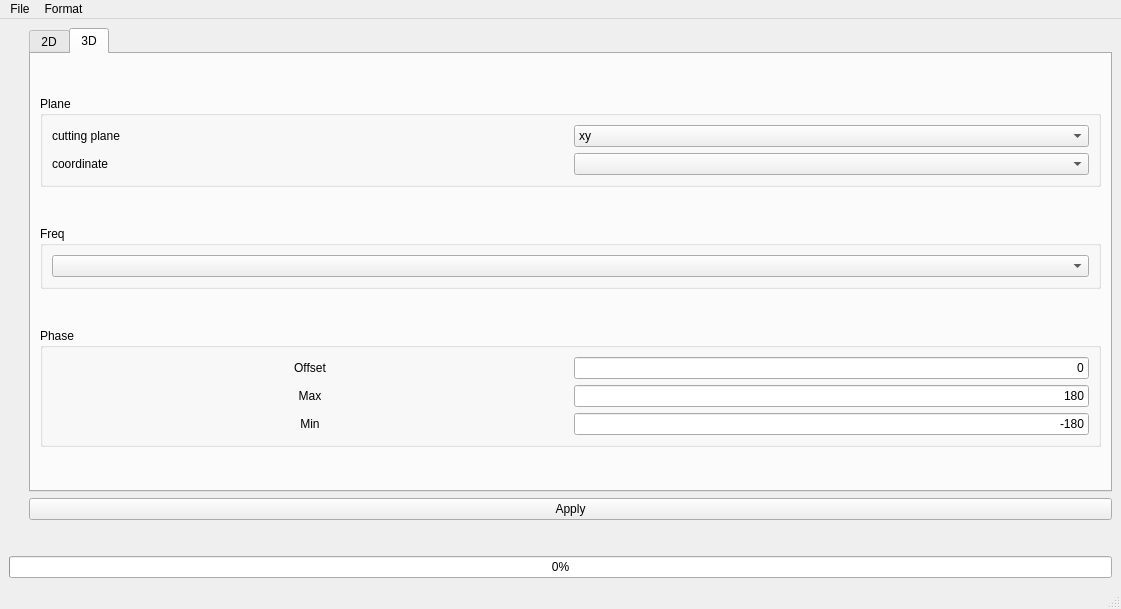
Above: ui/main_window.ui from yn4k4nishi/aemwel_viewer before the change. Below: the same form after it.
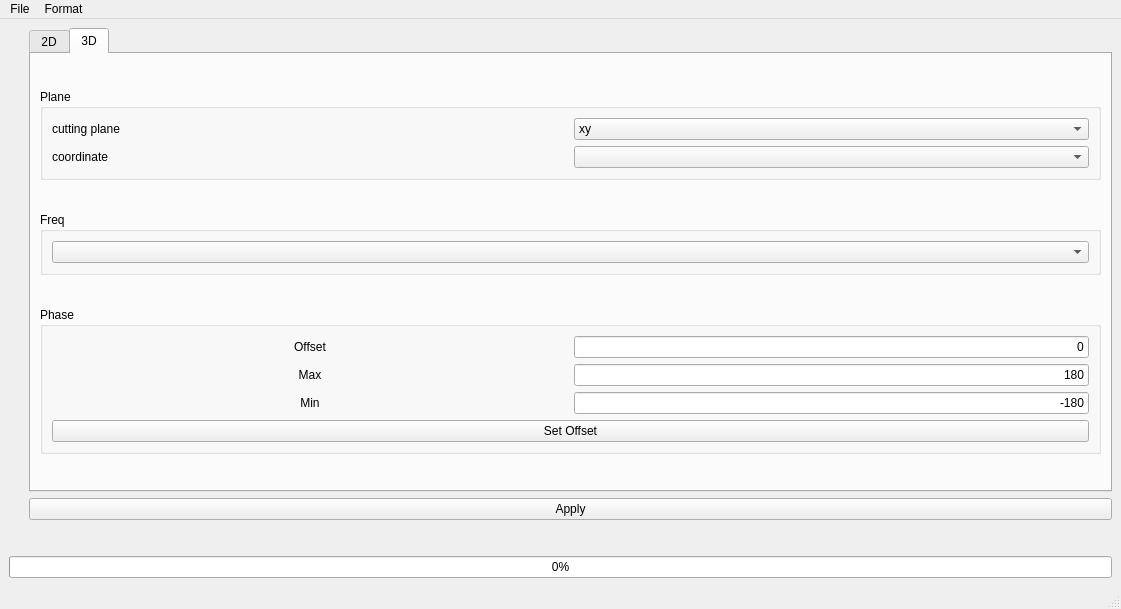
That is the form after the change.

```diff
--- a/ui/main_window.ui
+++ b/ui/main_window.ui
@@ -286,6 +286,13 @@
                  </item>
                 </layout>
                </item>
+               <item>
+                <widget class="QPushButton" name="pushButton_setOffset">
+                 <property name="text">
+                  <string>Set Offset</string>
+                 </property>
+                </widget>
+               </item>
               </layout>
              </widget>
             </item>
```
Left out of the diff: 60 changed lines with no effect on the pictures.
